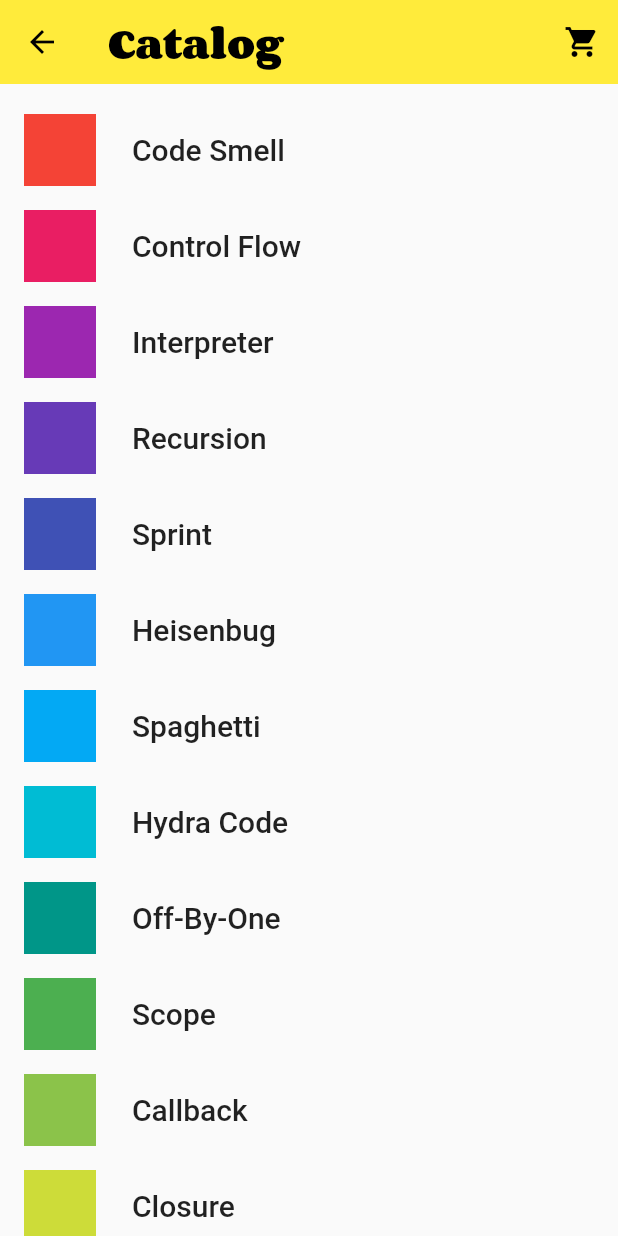
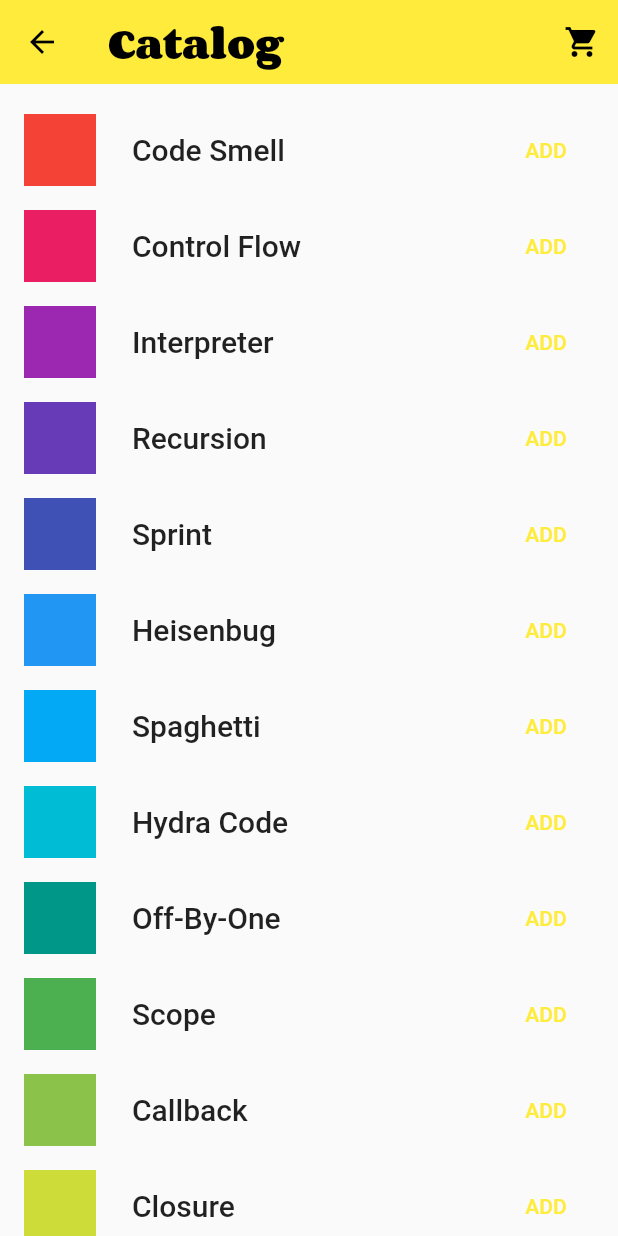
Before and after one commit to gulsenkeskin/provider-shopper, a Flutter app: the Catalog screen opened by its route, on a phone screen of 412 x 824 dp. Run offline on Flutter 3.47's test engine with Material 2 defaults, Android fonts, the phone set to English and light mode, and no system bars.

Commit message:
add button eklendi

```diff
--- a/lib/screens/catalog.dart
+++ b/lib/screens/catalog.dart
@@ -1,5 +1,6 @@
 import 'package:flutter/material.dart';
 import 'package:provider/provider.dart';
+import 'package:provider_shopper/models/cart.dart';
 import 'package:provider_shopper/models/catalog.dart';
 
 class Catalog extends StatelessWidget {
@@ -70,11 +71,56 @@ class _ListItem extends StatelessWidget {
               ),
             ),
             const SizedBox(width: 24),
-            Expanded(child: Text(item.name, style: textTheme),),
-            const SizedBox(width: 24,),
+            Expanded(
+              child: Text(item.name, style: textTheme),
+            ),
+            const SizedBox(
+              width: 24,
+            ),
+            _AddButton(item: item),
           ],
         ),
       ),
     );
   }
 }
+
+class _AddButton extends StatelessWidget {
+  final Item item;
+  const _AddButton({required this.item, Key? key}) : super(key: key);
+
+  @override
+  Widget build(BuildContext context) {
+    //Bağlama.select() yöntemi, bir modelin * parçasındaki* değişiklikleri dinlemenizi sağlar. İlgilendiğiniz parçayı "seçen" (yani döndüren) bir işlev tanımlarsınız ve modelin belirli bir kısmı değişmedikçe sağlayıcı paketi bu widget'ı yeniden oluşturmaz. Bu önemli performans iyileştirmelerine yol açabilir.
+    // Bu önemli performans iyileştirmelerine yol açabilir.
+
+    var isInCart = context.select<CartModel, bool>(
+      // Burada, yalnızca [öğenin] sepetin içinde olup olmadığıyla ilgileniyoruz.
+      (cart) => cart.items.contains(item),
+    );
+
+    return TextButton(
+      onPressed: isInCart
+          ? null
+          : () {
+              //Öğe sepette değilse, kullanıcının eklemesine izin veririz. Bağlam kullanıyoruz.read() burada, çünkü kullanıcı düğmeye her dokunduğunda geri arama yürütülür. Başka bir deyişle, yapı yönteminin dışında yürütülür.
+              var cart = context.read<CartModel>();
+              cart.add(item);
+            },
+      style: ButtonStyle(
+        overlayColor: MaterialStateProperty.resolveWith<Color?>((states) {
+          if (states.contains(MaterialState.pressed)) {
+            return Theme.of(context).primaryColor;
+          }
+          return null; // Widget'ın varsayılanına ertele.
+        }),
+      ),
+      child: isInCart
+          ? const Icon(
+              Icons.check,
+              semanticLabel: 'ADDED',
+            )
+          : const Text('ADD'),
+    );
+  }
+}
```
